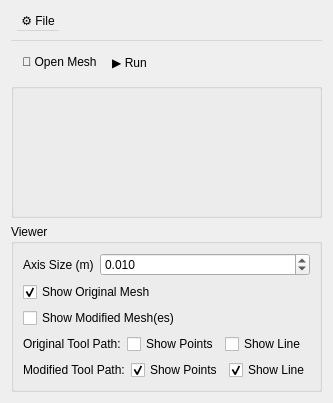
Qt form noether_gui/ui/tpp_widget.ui (ros-industrial/noether) before a commit.
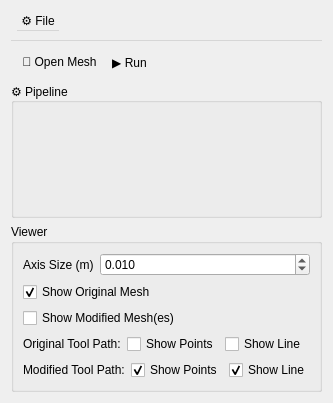
The same form after that commit.

Commit message: Remove naming error from last two commits, that doesnt enabled the ui to startup

Diff of the .ui file:
```diff
--- a/noether_gui/ui/tpp_widget.ui
+++ b/noether_gui/ui/tpp_widget.ui
@@ -55,10 +55,13 @@
      <property name="childrenCollapsible">
       <bool>false</bool>
      </property>
-     <widget class="QWidget" name="group_box_configuration">
+     <widget class="QWidget" name="layoutWidget">
       <layout class="QVBoxLayout" name="verticalLayout">
        <item>
         <widget class="QGroupBox" name="group_box_configuration">
+         <property name="title">
+          <string>⚙️ Pipeline</string>
+         </property>
          <layout class="QVBoxLayout" name="verticalLayout_2">
           <item>
            <widget class="QWidget" name="widget" native="true"/>
```
Left out of the diff: 2 changed lines with no effect on the pictures.
